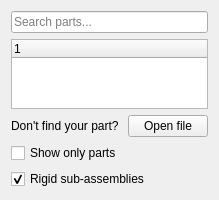
Above: src/Mod/Assembly/Gui/Resources/panels/TaskAssemblyInsertLink.ui from southseact-3d/fcd before the change. Below: the same form after it.
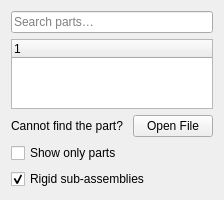
That is the form after the change. Custom widgets are drawn as their Qt base class.

Commit message:
Assembly: Update UI strings for consistency
Closes: #22194

```diff
--- a/src/Mod/Assembly/Gui/Resources/panels/TaskAssemblyInsertLink.ui
+++ b/src/Mod/Assembly/Gui/Resources/panels/TaskAssemblyInsertLink.ui
@@ -17,7 +17,7 @@
    <item row="0" column="0">
     <widget class="QLineEdit" name="filterPartList">
      <property name="placeholderText">
-      <string>Search parts...</string>
+      <string>Search parts…</string>
      </property>
     </widget>
    </item>
@@ -36,14 +36,14 @@
      <item>
       <widget class="QLabel" name="label1">
        <property name="text">
-        <string>Don't find your part? </string>
+        <string>Cannot find the part? </string>
        </property>
       </widget>
      </item>
      <item>
       <widget class="QPushButton" name="openFileButton">
        <property name="text">
-        <string>Open file</string>
+        <string>Open File</string>
        </property>
       </widget>
      </item>
```
Left out of the diff: 6 changed lines with no effect on the pictures. The commit also changes 13 other files.
